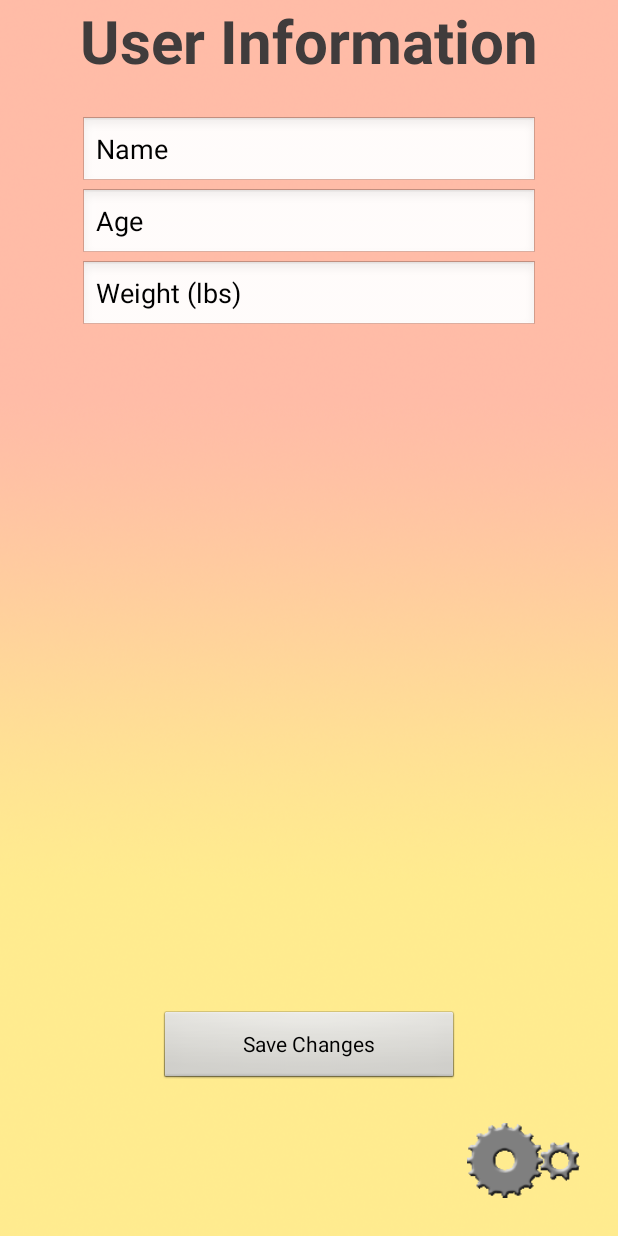
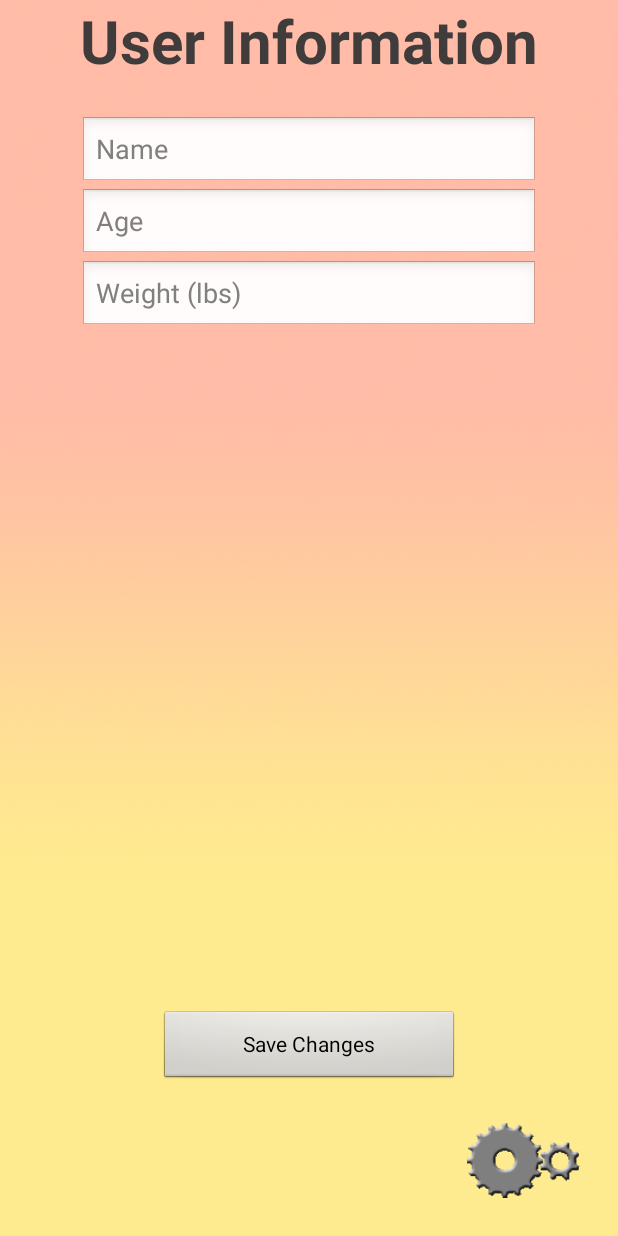
Before and after one commit to DennyScott/HealthTrack, an Android app: the GoalsUserInfo screen opened directly, with no data from a screen before it, on a phone screen of 412 x 824 dp. Run offline under Robolectric (Android 15) with nearby library versions, the light colour scheme and no system bars.

Commit message:
User info submission page and goals submission page use hints in text fields instead of actual text

```diff
--- a/app/src/main/res/layout-normal/goals_submission_page.xml
+++ b/app/src/main/res/layout-normal/goals_submission_page.xml
@@ -43,13 +43,13 @@
         android:layout_width="wrap_content"
         android:layout_height="wrap_content"
         android:inputType="numberDecimal"
+        android:hint="Target Weight (lbs)"
         android:ems="10"
         android:id="@+id/targetWeightTextEntry"
         android:layout_below="@+id/title"
         android:layout_alignLeft="@+id/title"
         android:layout_alignStart="@+id/title"
         android:layout_marginTop="22dp"
-        android:text="@string/text_entry_target_weight"
         android:layout_alignRight="@+id/settingsButton"
         android:layout_alignEnd="@+id/settingsButton" />
 
@@ -57,13 +57,13 @@
         android:layout_width="wrap_content"
         android:layout_height="wrap_content"
         android:inputType="number"
+        android:hint="Target Weeks"
         android:ems="10"
         android:id="@+id/targetWeeksTextEntry"
         android:layout_below="@+id/targetWeightTextEntry"
         android:layout_alignLeft="@+id/targetWeightTextEntry"
         android:layout_alignStart="@+id/targetWeightTextEntry"
         android:layout_alignRight="@+id/settingsButton"
-        android:layout_alignEnd="@+id/settingsButton"
-        android:text="@string/text_entry_target_weeks" />
+        android:layout_alignEnd="@+id/settingsButton" />
 
 </RelativeLayout>
--- a/app/src/main/res/layout-normal/goals_user_info.xml
+++ b/app/src/main/res/layout-normal/goals_user_info.xml
@@ -43,8 +43,8 @@
     <EditText
         android:layout_width="wrap_content"
         android:layout_height="wrap_content"
-        android:inputType="textPersonName"
-        android:text="@string/text_entry_name"
+        android:inputType="textPersonName|textCapWords"
+        android:hint="Name"
         android:ems="10"
         android:id="@+id/nameTextEntry"
         android:layout_below="@+id/title"
@@ -58,12 +58,12 @@
         android:layout_width="wrap_content"
         android:layout_height="wrap_content"
         android:inputType="number"
+        android:hint="Age"
         android:ems="10"
         android:id="@+id/ageTextEntry"
         android:layout_below="@+id/nameTextEntry"
         android:layout_alignLeft="@+id/nameTextEntry"
         android:layout_alignStart="@+id/nameTextEntry"
-        android:text="@string/text_entry_age"
         android:layout_alignRight="@+id/title"
         android:layout_alignEnd="@+id/title" />
 
@@ -71,12 +71,12 @@
         android:layout_width="wrap_content"
         android:layout_height="wrap_content"
         android:inputType="numberDecimal"
+        android:hint="Weight (lbs)"
         android:ems="10"
         android:id="@+id/targetWeightTextEntry"
         android:layout_below="@+id/ageTextEntry"
         android:layout_alignLeft="@+id/ageTextEntry"
         android:layout_alignStart="@+id/ageTextEntry"
-        android:text="@string/text_entry_weight"
         android:layout_alignRight="@+id/title"
         android:layout_alignEnd="@+id/title" />
 
--- a/app/src/main/res/values/strings.xml
+++ b/app/src/main/res/values/strings.xml
@@ -86,11 +86,6 @@
     <string name="pref_title_fibre_alert">Alert for Fibre Intake</string>
     <string name="pref_title_iron_alert">Alert for Iron Intake</string>
     <string name="pref_title_vitamin_alert">Alert for Vitamin Intake</string>
-    <string name="text_entry_target_weight">Target weight</string>
-    <string name="text_entry_target_weeks">Target number of weeks</string>
-    <string name="text_entry_name">Name</string>
-    <string name="text_entry_age">Age</string>
-    <string name="text_entry_weight">Weight (lbs)</string>
     <string name="day_button">Day</string>
     <string name="week_button">Week</string>
     <string name="month_button">Month</string>
```
